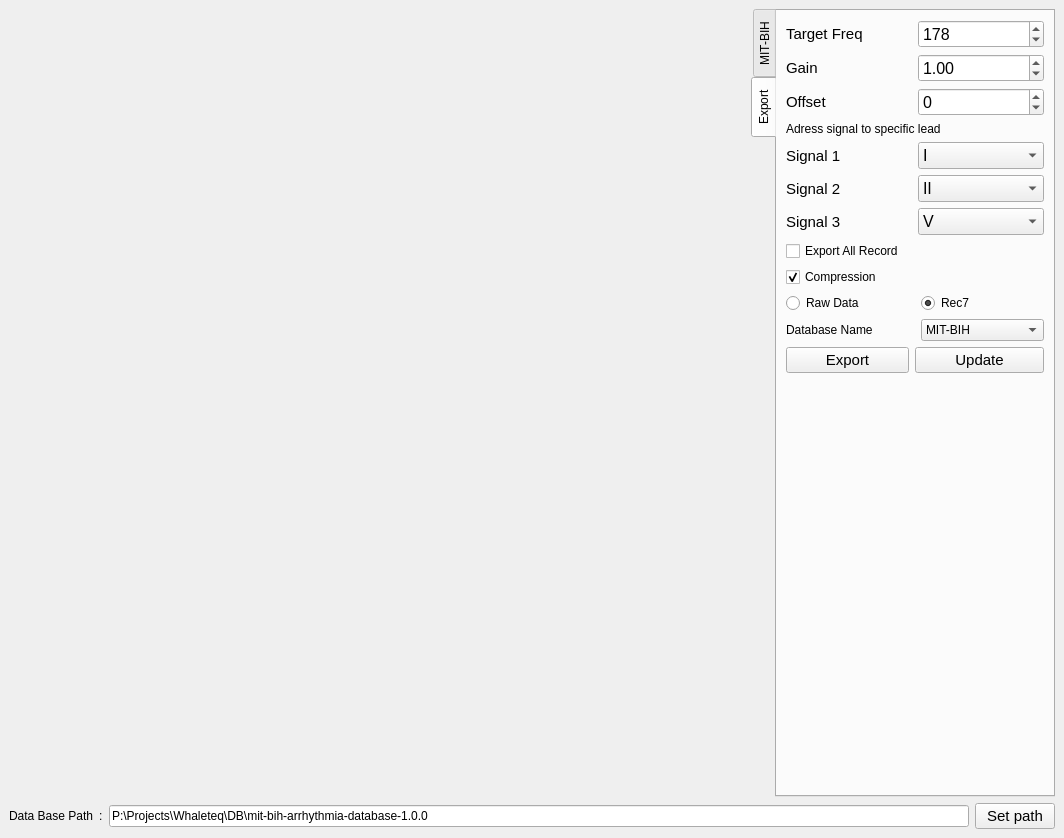
Qt form src/Views/mainwindow.ui (erfan-mohammadzade/QCardio) before a commit.
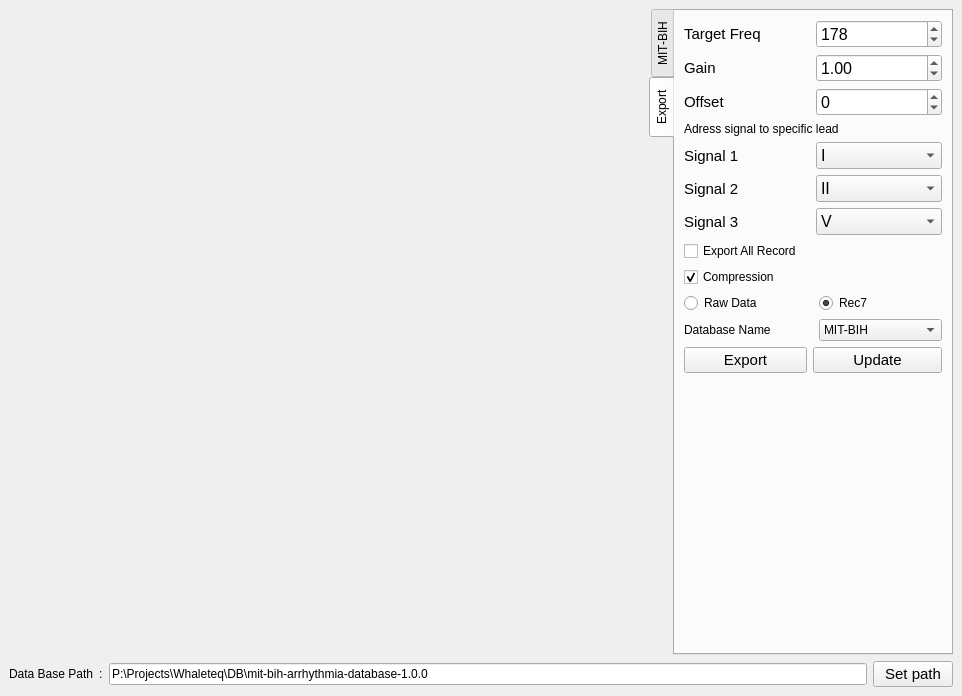
The same form after that commit.

Commit message: fix size widget

The edit to the form file:
```diff
--- a/src/Views/mainwindow.ui
+++ b/src/Views/mainwindow.ui
@@ -6,8 +6,8 @@
    <rect>
     <x>0</x>
     <y>0</y>
-    <width>1064</width>
-    <height>838</height>
+    <width>962</width>
+    <height>696</height>
    </rect>
   </property>
   <property name="windowTitle">
```
The commit also changes 2 other files.
